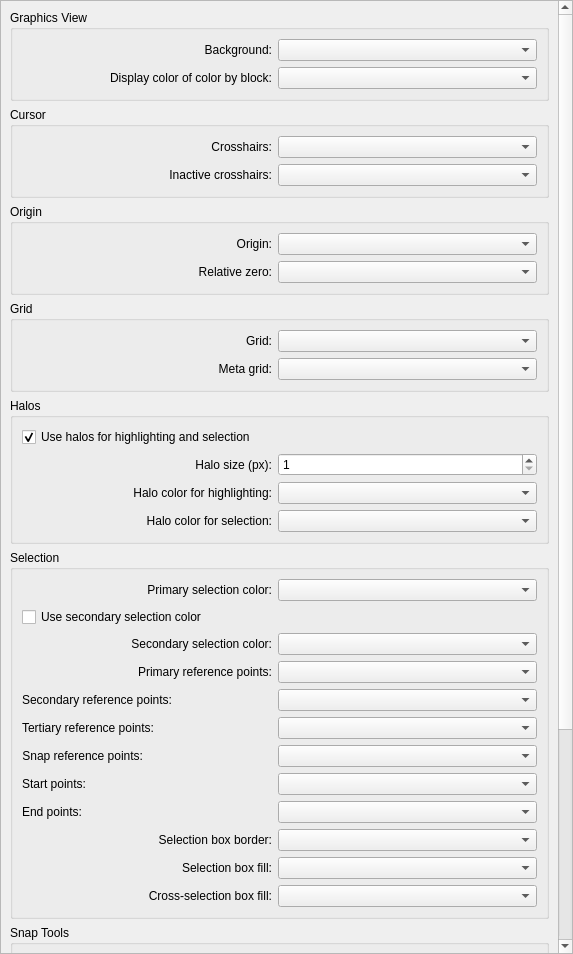
Qt form scripts/Edit/AppPreferences/GraphicsViewPreferences/ColorPreferences/PreferencesPage.ui (qcad/qcad) before a commit.
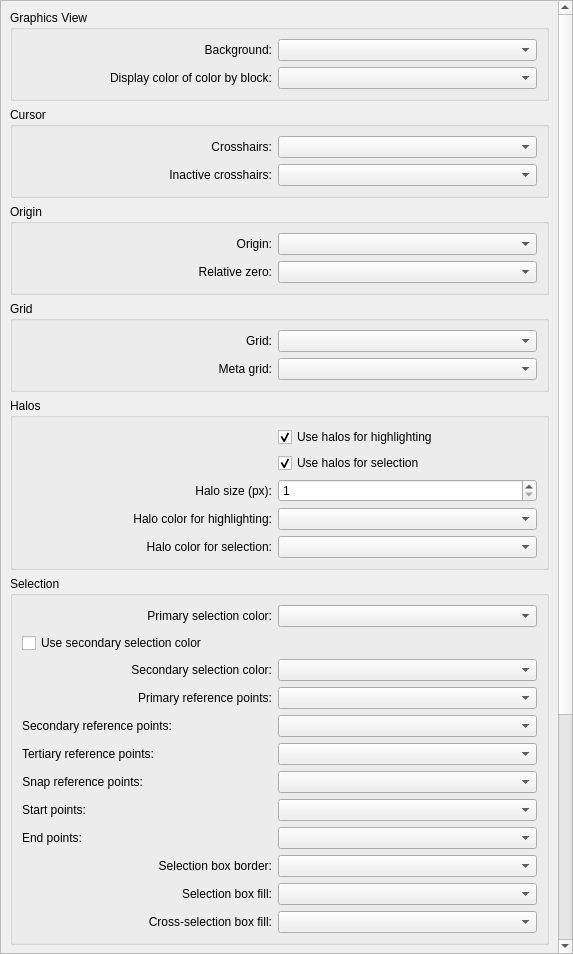
The same form after that commit. Custom widgets are drawn as their Qt base class.

Commit message: color preferences: separate halo settings for highlighting and selection

Diff of the .ui file:
```diff
--- a/scripts/Edit/AppPreferences/GraphicsViewPreferences/ColorPreferences/PreferencesPage.ui
+++ b/scripts/Edit/AppPreferences/GraphicsViewPreferences/ColorPreferences/PreferencesPage.ui
@@ -365,23 +365,33 @@
        <string>Halos</string>
       </property>
       <layout class="QFormLayout" name="formLayout_11">
-       <item row="0" column="0">
+       <item row="0" column="1">
+        <widget class="QCheckBox" name="HighlightHalo">
+         <property name="toolTip">
+          <string>Highlighted entities keep their color and are displayed with a blurred halo in the highlight halo color below. Otherwise they are displayed in the highlight color.</string>
+         </property>
+         <property name="text">
+          <string>Use halos for highlighting</string>
+         </property>
+         <property name="checked">
+          <bool>true</bool>
+         </property>
+        </widget>
+       </item>
+       <item row="1" column="1">
         <widget class="QCheckBox" name="SelectionHalo">
          <property name="toolTip">
           <string>Highlighted and selected entities keep their color and are displayed with a blurred halo in the halo colors below. Otherwise they are displayed in the highlight or selection color.</string>
          </property>
          <property name="text">
-          <string>Use halos for highlighting and selection</string>
+          <string>Use halos for selection</string>
          </property>
          <property name="checked">
           <bool>true</bool>
          </property>
         </widget>
        </item>
-       <item row="0" column="1">
-        <widget class="QWidget" name="widget_2" native="true"/>
-       </item>
-       <item row="1" column="0">
+       <item row="2" column="0">
         <widget class="QLabel" name="SelectionHaloSizeLabel">
          <property name="minimumSize">
           <size>
@@ -397,7 +407,7 @@
          </property>
         </widget>
        </item>
-       <item row="1" column="1">
+       <item row="2" column="1">
         <widget class="QSpinBox" name="SelectionHaloSize">
          <property name="minimum">
           <number>1</number>
@@ -410,7 +420,7 @@
          </property>
         </widget>
        </item>
-       <item row="2" column="0">
+       <item row="3" column="0">
         <widget class="QLabel" name="HaloHighlightColorLabel">
          <property name="minimumSize">
           <size>
@@ -426,7 +436,7 @@
          </property>
         </widget>
        </item>
-       <item row="2" column="1">
+       <item row="3" column="1">
         <widget class="RColorCombo" name="HaloHighlightColor">
          <property name="onlyFixed" stdset="0">
           <bool>true</bool>
@@ -446,7 +456,7 @@
          </property>
         </widget>
        </item>
-       <item row="3" column="0">
+       <item row="4" column="0">
         <widget class="QLabel" name="HaloSelectionColorLabel">
          <property name="minimumSize">
           <size>
@@ -462,7 +472,7 @@
          </property>
         </widget>
        </item>
-       <item row="3" column="1">
+       <item row="4" column="1">
         <widget class="RColorCombo" name="HaloSelectionColor">
          <property name="onlyFixed" stdset="0">
           <bool>true</bool>
```
Left out of the diff: 38 changed lines with no effect on the pictures. The commit also changes 1 other file.
